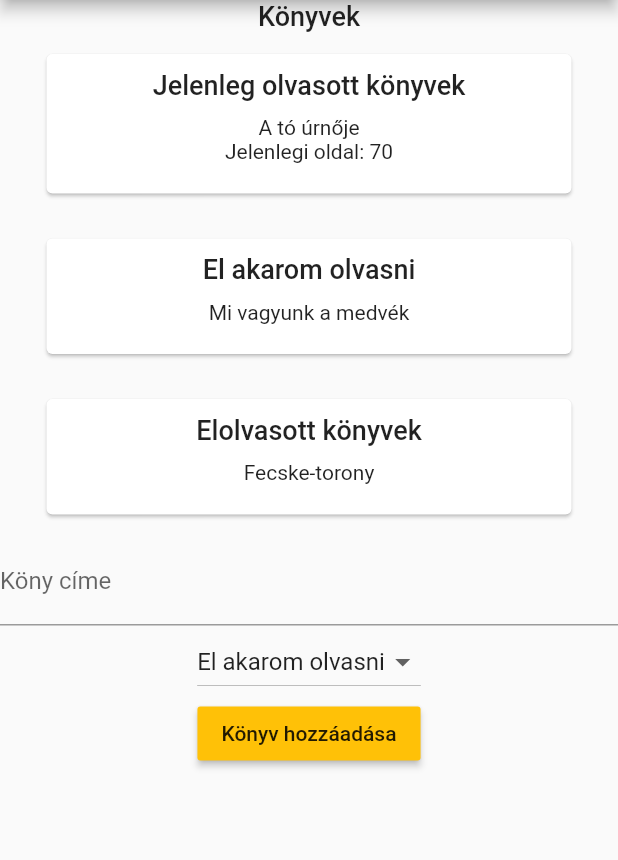
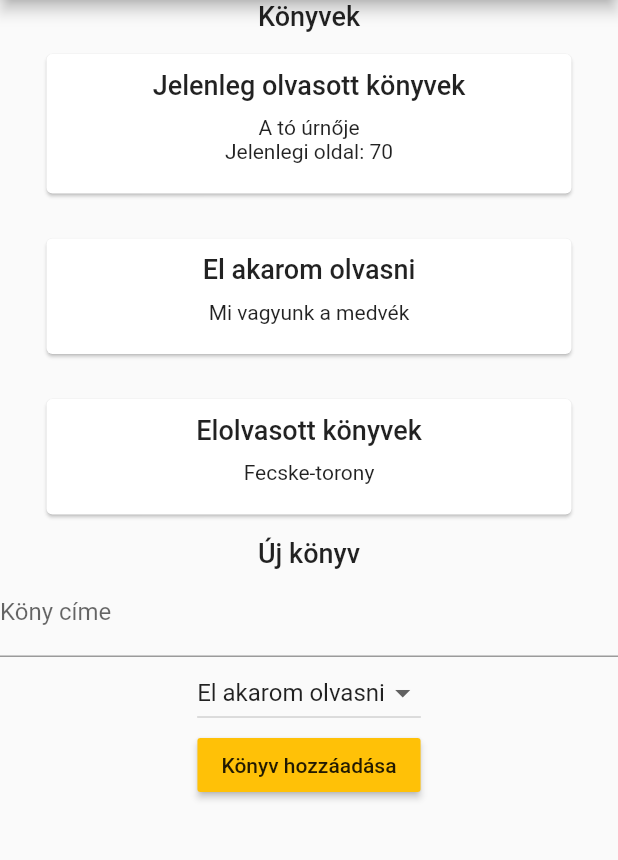
Before and after one commit to BulcsuFarmasi/my_entertainment, a Flutter app: the screen it shows after launch, on a phone screen of 412 x 824 dp, the part 84-944 px from its top. Run offline on Flutter 3.47's test engine with Material 2 defaults, Android fonts, the phone set to English and light mode, and no system bars.

Commit message:
add title to new book form

```diff
--- a/lib/widgets/book/new_book.dart
+++ b/lib/widgets/book/new_book.dart
@@ -46,6 +46,10 @@ class _NewBookState extends State<NewBook> {
   Widget build(BuildContext context) {
     return Column(
       children: [
+        Text(
+          Intl.message('Új könyv'),
+          style: Theme.of(context).textTheme.headline6,
+        ),
         TextField(
           decoration: InputDecoration(labelText: Intl.message('Köny címe')),
           onChanged: (String newTitle) => setState(() {
@@ -66,8 +70,7 @@ class _NewBookState extends State<NewBook> {
         ),
         if (readingState == ReadingState.isReading)
           TextField(
-            decoration: InputDecoration(
-                labelText: Intl.message('Melyik oldalon tartasz éppen?')),
+            decoration: InputDecoration(labelText: Intl.message('Melyik oldalon tartasz éppen?')),
             keyboardType: TextInputType.number,
             onChanged: (String newCurrentPage) {
               setState(() {
```
